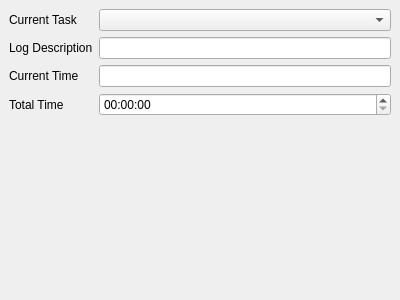
This is currenttime.ui in crossleyjuan/djon as Qt 5 draws it before an edit. The edited form follows.
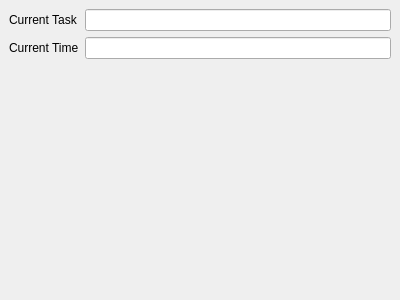
This is the edited form. Custom widgets are drawn as their Qt base class.

Commit message: Modificaciones varias (simples) y bug de TaskLog que quedaba mal reemplazado

Patch:
```diff
--- a/currenttime.ui
+++ b/currenttime.ui
@@ -29,52 +29,25 @@
      </widget>
     </item>
     <item row="2" column="0">
-     <widget class="QLabel" name="label_4">
-      <property name="text">
-       <string>Log Description</string>
-      </property>
-     </widget>
-    </item>
-    <item row="2" column="1">
-     <widget class="QLineEdit" name="logDescription"/>
-    </item>
-    <item row="3" column="0">
      <widget class="QLabel" name="label_2">
       <property name="text">
        <string>Current Time</string>
       </property>
      </widget>
     </item>
-    <item row="4" column="0">
-     <widget class="QLabel" name="label_3">
-      <property name="text">
-       <string>Total Time</string>
-      </property>
-     </widget>
-    </item>
-    <item row="4" column="1">
-     <widget class="QTimeEdit" name="timeEdit_2"/>
-    </item>
-    <item row="1" column="1">
-     <widget class="TreeComboBox" name="comboBox"/>
-    </item>
-    <item row="3" column="1">
+    <item row="2" column="1">
      <widget class="QLineEdit" name="currentTime">
       <property name="readOnly">
        <bool>true</bool>
       </property>
      </widget>
     </item>
+    <item row="1" column="1">
+     <widget class="QLineEdit" name="currentTask"/>
+    </item>
    </layout>
   </widget>
  </widget>
- <customwidgets>
-  <customwidget>
-   <class>TreeComboBox</class>
-   <extends>QComboBox</extends>
-   <header>treecombobox.h</header>
-  </customwidget>
- </customwidgets>
  <resources/>
  <connections/>
 </ui>
```
The commit also changes 9 other files.
